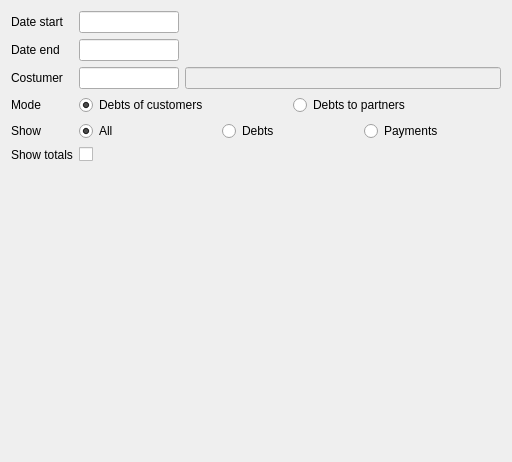
Above: Reports/cr5costumerdebtsfilter.ui from End1-1/Cafe5 before the change. Below: the same form after it.
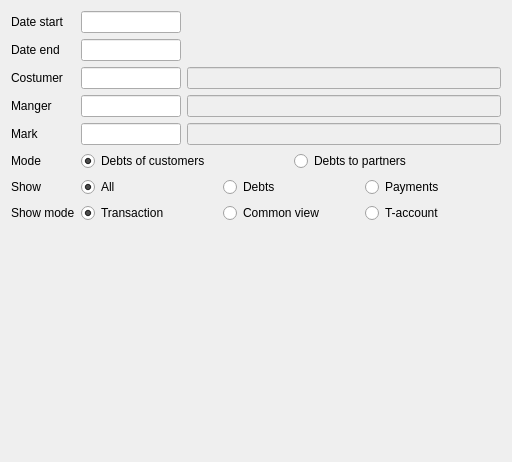
That is the form after the change. Custom widgets are drawn as their Qt base class.

What changed in the file:
```diff
--- a/Reports/cr5costumerdebtsfilter.ui
+++ b/Reports/cr5costumerdebtsfilter.ui
@@ -14,32 +14,17 @@
    <string>Form</string>
   </property>
   <layout class="QGridLayout" name="gridLayout">
-   <item row="2" column="1">
-    <widget class="C5LineEditWithSelector" name="leCostumer">
-     <property name="minimumSize">
-      <size>
-       <width>100</width>
-       <height>0</height>
-      </size>
-     </property>
-     <property name="maximumSize">
-      <size>
-       <width>100</width>
-       <height>16777215</height>
-      </size>
-     </property>
-     <property name="FilterName" stdset="0">
-      <string>doctype</string>
+   <item row="4" column="0">
+    <widget class="QLabel" name="label_7">
+     <property name="text">
+      <string>Mark</string>
      </property>
     </widget>
    </item>
-   <item row="2" column="2">
-    <widget class="C5LineEdit" name="leCostumerName">
-     <property name="enabled">
-      <bool>false</bool>
-     </property>
-     <property name="focusPolicy">
-      <enum>Qt::NoFocus</enum>
+   <item row="5" column="0">
+    <widget class="QLabel" name="label_6">
+     <property name="text">
+      <string>Mode</string>
      </property>
     </widget>
    </item>
@@ -69,33 +54,17 @@
      </property>
     </widget>
    </item>
-   <item row="0" column="0">
-    <widget class="QLabel" name="label">
-     <property name="text">
-      <string>Date start</string>
+   <item row="4" column="2">
+    <widget class="C5LineEdit" name="leHallName">
+     <property name="enabled">
+      <bool>false</bool>
      </property>
-    </widget>
-   </item>
-   <item row="1" column="1">
-    <widget class="C5DateEdit" name="deEnd">
-     <property name="minimumSize">
-      <size>
-       <width>100</width>
-       <height>0</height>
-      </size>
+     <property name="focusPolicy">
+      <enum>Qt::NoFocus</enum>
      </property>
-     <property name="maximumSize">
-      <size>
-       <width>100</width>
-       <height>16777215</height>
-      </size>
-     </property>
-     <property name="FilterName" stdset="0">
-      <string>date2</string>
-     </property>
     </widget>
    </item>
-   <item row="7" column="1">
+   <item row="8" column="1">
     <spacer name="verticalSpacer">
      <property name="orientation">
       <enum>Qt::Vertical</enum>
@@ -109,19 +78,28 @@
     </spacer>
    </item>
    <item row="6" column="0">
-    <widget class="QLabel" name="label_5">
+    <widget class="QLabel" name="label_4">
      <property name="text">
-      <string>Show totals</string>
+      <string>Show</string>
      </property>
     </widget>
    </item>
-   <item row="6" column="1">
-    <widget class="C5CheckBox" name="chShowTotal">
-     <property name="text">
-      <string/>
+   <item row="2" column="1">
+    <widget class="C5LineEditWithSelector" name="leCostumer">
+     <property name="minimumSize">
+      <size>
+       <width>100</width>
+       <height>0</height>
+      </size>
+     </property>
+     <property name="maximumSize">
+      <size>
+       <width>100</width>
+       <height>16777215</height>
+      </size>
      </property>
      <property name="FilterName" stdset="0">
-      <string>showtotal</string>
+      <string>doctype</string>
      </property>
     </widget>
    </item>
@@ -132,7 +110,7 @@
      </property>
     </widget>
    </item>
-   <item row="5" column="1" colspan="2">
+   <item row="6" column="1" colspan="2">
     <widget class="QWidget" name="widget" native="true">
      <property name="minimumSize">
       <size>
@@ -189,14 +167,69 @@
      </layout>
     </widget>
    </item>
-   <item row="5" column="0">
-    <widget class="QLabel" name="label_4">
+   <item row="4" column="1">
+    <widget class="C5LineEditWithSelector" name="leHall">
+     <property name="minimumSize">
+      <size>
+       <width>100</width>
+       <height>0</height>
+      </size>
+     </property>
+     <property name="maximumSize">
+      <size>
+       <width>100</width>
+       <height>16777215</height>
+      </size>
+     </property>
+     <property name="FilterName" stdset="0">
+      <string>mark</string>
+     </property>
+    </widget>
+   </item>
+   <item row="2" column="2">
+    <widget class="C5LineEdit" name="leCostumerName">
+     <property name="enabled">
+      <bool>false</bool>
+     </property>
+     <property name="focusPolicy">
+      <enum>Qt::NoFocus</enum>
+     </property>
+    </widget>
+   </item>
+   <item row="0" column="0">
+    <widget class="QLabel" name="label">
      <property name="text">
-      <string>Show</string>
+      <string>Date start</string>
      </property>
     </widget>
    </item>
-   <item row="4" column="1" colspan="2">
+   <item row="7" column="0">
+    <widget class="QLabel" name="label_5">
+     <property name="text">
+      <string>Show mode</string>
+     </property>
+    </widget>
+   </item>
+   <item row="1" column="1">
+    <widget class="C5DateEdit" name="deEnd">
+     <property name="minimumSize">
+      <size>
+       <width>100</width>
+       <height>0</height>
+      </size>
+     </property>
+     <property name="maximumSize">
+      <size>
+       <width>100</width>
+       <height>16777215</height>
+      </size>
+     </property>
+     <property name="FilterName" stdset="0">
+      <string>date2</string>
+     </property>
+    </widget>
+   </item>
+   <item row="5" column="1" colspan="2">
     <widget class="QWidget" name="widget_2" native="true">
      <property name="minimumSize">
       <size>
@@ -246,13 +279,90 @@
      </layout>
     </widget>
    </item>
-   <item row="4" column="0">
-    <widget class="QLabel" name="label_6">
+   <item row="3" column="0">
+    <widget class="QLabel" name="label_8">
      <property name="text">
-      <string>Mode</string>
+      <string>Manger</string>
      </property>
     </widget>
    </item>
+   <item row="3" column="1">
+    <widget class="C5LineEditWithSelector" name="leManager">
+     <property name="minimumSize">
+      <size>
+       <width>100</width>
+       <height>0</height>
+      </size>
+     </property>
+     <property name="maximumSize">
+      <size>
+       <width>100</width>
+       <height>16777215</height>
+      </size>
+     </property>
+     <property name="FilterName" stdset="0">
+      <string>manager</string>
+     </property>
+    </widget>
+   </item>
+   <item row="3" column="2">
+    <widget class="C5LineEdit" name="leManagerName">
+     <property name="enabled">
+      <bool>false</bool>
+     </property>
+     <property name="focusPolicy">
+      <enum>Qt::NoFocus</enum>
+     </property>
+    </widget>
+   </item>
+   <item row="7" column="1" colspan="2">
+    <widget class="QWidget" name="widget_3" native="true">
+     <property name="minimumSize">
+      <size>
+       <width>0</width>
+       <height>0</height>
+      </size>
+     </property>
+     <layout class="QHBoxLayout" name="horizontalLayout_2">
+      <property name="leftMargin">
+       <number>0</number>
+      </property>
+      <property name="topMargin">
+       <number>0</number>
+      </property>
+      <property name="rightMargin">
+       <number>0</number>
+      </property>
+      <property name="bottomMargin">
+       <number>0</number>
+      </property>
+      <item>
+       <widget class="QRadioButton" name="rbTransaction">
+        <property name="text">
+         <string>Transaction</string>
+        </property>
+        <property name="checked">
+         <bool>true</bool>
+        </property>
+       </widget>
+      </item>
+      <item>
+       <widget class="QRadioButton" name="rbCommonView">
+        <property name="text">
+         <string>Common view</string>
+        </property>
+       </widget>
+      </item>
+      <item>
+       <widget class="QRadioButton" name="rbTAccount">
+        <property name="text">
+         <string>T-account</string>
+        </property>
+       </widget>
+      </item>
+     </layout>
+    </widget>
+   </item>
   </layout>
  </widget>
  <customwidgets>
@@ -271,11 +381,6 @@
    <extends>QLineEdit</extends>
    <header location="global">c5dateedit.h</header>
   </customwidget>
-  <customwidget>
-   <class>C5CheckBox</class>
-   <extends>QCheckBox</extends>
-   <header location="global">c5checkbox.h</header>
-  </customwidget>
  </customwidgets>
  <tabstops>
   <tabstop>deStart</tabstop>
```
Left out of the diff: 1 changed line with no effect on the pictures.
